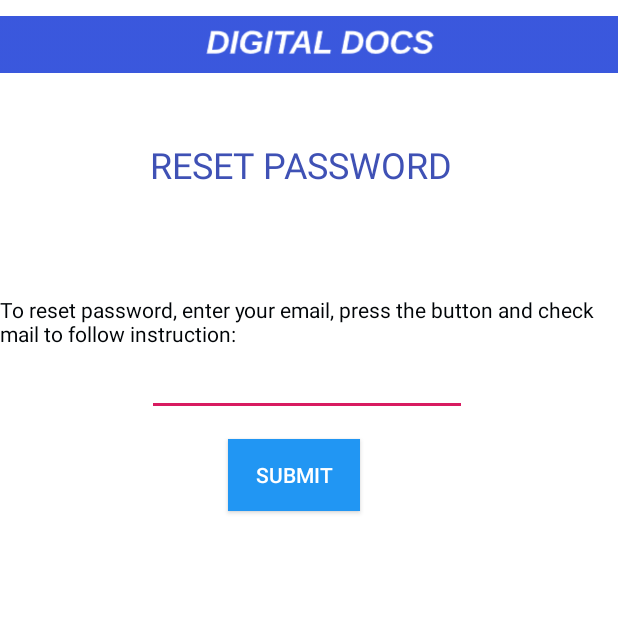
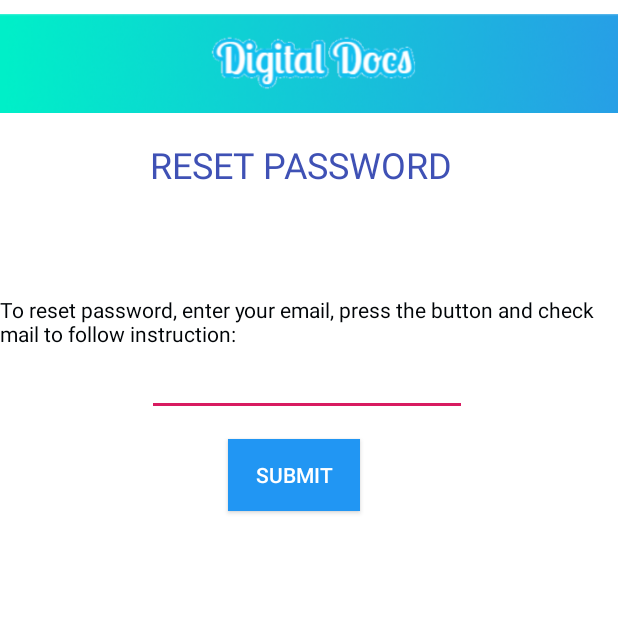
Before and after one commit to Ssak4395/digidocs, an Android app: the ForgotPassword screen opened directly, with no data from a screen before it, on a phone screen of 412 x 824 dp, the top half of it. Run offline under Robolectric (Android 15) with nearby library versions, the light colour scheme and no system bars; our stand-ins replace Firebase (no records; nobody signed in at launch, a user with empty details on screens opened directly); Roboto replaces fonts that are not available here.

Commit message:
added new header image

```diff
--- a/app/src/main/res/layout/dashboard_page.xml
+++ b/app/src/main/res/layout/dashboard_page.xml
@@ -36,11 +36,10 @@
 
         <ImageView
             android:id="@+id/imageView16"
-            android:layout_width="wrap_content"
-            android:layout_height="wrap_content"
+            android:layout_width="419dp"
+            android:layout_height="66dp"
             app:layout_constraintBottom_toTopOf="@+id/textView6"
             app:layout_constraintEnd_toEndOf="parent"
-            app:layout_constraintHorizontal_bias="0.0"
             app:layout_constraintStart_toStartOf="parent"
             app:layout_constraintTop_toTopOf="parent"
             app:layout_constraintVertical_bias="0.0"
--- a/app/src/main/res/layout/forgotpassword.xml
+++ b/app/src/main/res/layout/forgotpassword.xml
@@ -52,11 +52,13 @@
 
     <ImageView
         android:id="@+id/imageView63"
-        android:layout_width="wrap_content"
-        android:layout_height="wrap_content"
-        app:srcCompat="@drawable/screen_shot_2020_09_18_at_11_03_32_pm"
-        tools:layout_editor_absoluteX="0dp"
-        tools:layout_editor_absoluteY="-3dp" />
+        android:layout_width="419dp"
+        android:layout_height="70dp"
+        android:layout_marginBottom="16dp"
+        app:layout_constraintBottom_toTopOf="@+id/textView24"
+        app:layout_constraintEnd_toEndOf="parent"
+        app:layout_constraintStart_toStartOf="parent"
+        app:srcCompat="@drawable/screen_shot_2020_09_18_at_11_03_32_pm" />
 
     <TextView
         android:id="@+id/textView10"
```
Also changed, not shown: app/src/main/res/drawable/screen_shot_2020_09_18_at_11_03_32_pm.png, 1 other file.
